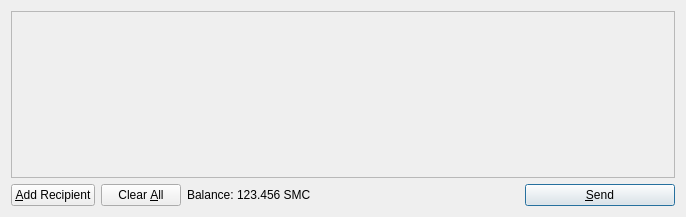
Qt form src/qt/forms/sendcoinsdialog.ui (hendercoin/hendercoin) before a commit.
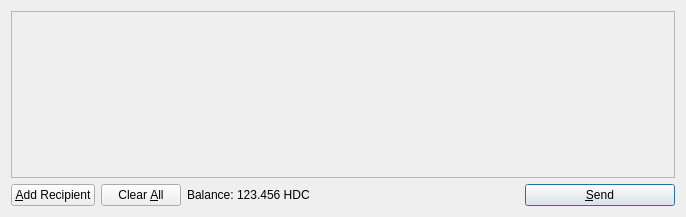
The same form after that commit. Icons and pictures are not drawn.

```diff
--- a/src/qt/forms/sendcoinsdialog.ui
+++ b/src/qt/forms/sendcoinsdialog.ui
@@ -119,7 +119,7 @@
           <cursorShape>IBeamCursor</cursorShape>
          </property>
          <property name="text">
-          <string>123.456 SMC</string>
+          <string>123.456 HDC</string>
          </property>
          <property name="textInteractionFlags">
           <set>Qt::LinksAccessibleByMouse|Qt::TextSelectableByKeyboard|Qt::TextSelectableByMouse</set>
```
